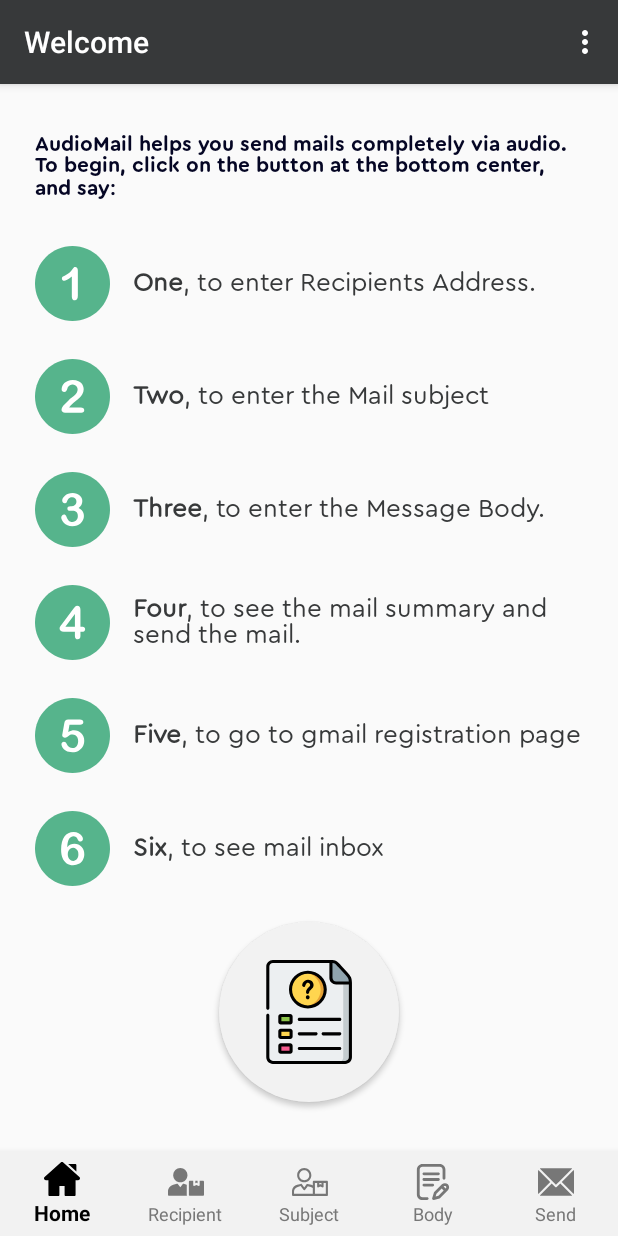
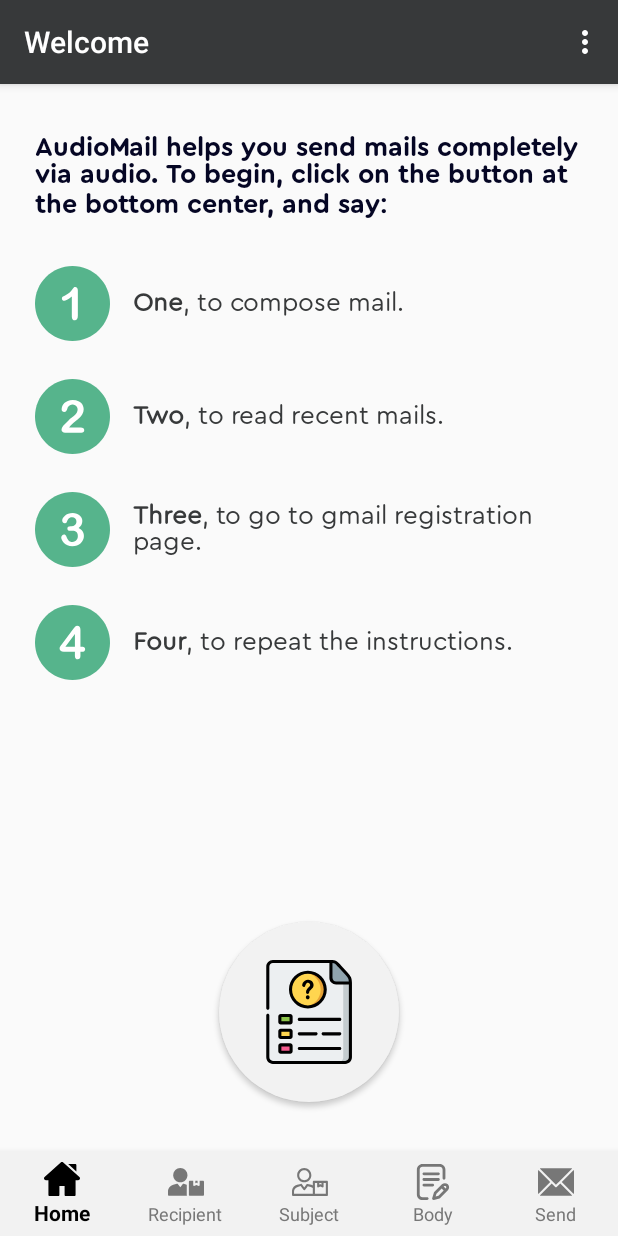
Before and after one commit to simi-aluko/audio-mail, an Android app: the HomeFragment screen opened directly, with no data from a screen before it, on a phone screen of 412 x 824 dp. Run offline under Robolectric (Android 15) with nearby library versions, the phone set to English and light mode, and no system bars; our stand-ins replace navigation-ui.

Commit message:
edited home page to contain just 4 items. Done with project

```diff
--- a/app/src/main/java/com/simileoluwaaluko/audiomail/fragments/HomeFragment.kt
+++ b/app/src/main/java/com/simileoluwaaluko/audiomail/fragments/HomeFragment.kt
@@ -69,24 +69,9 @@ class HomeFragment : Fragment(), TextToSpeech.OnInitListener, View.OnClickListen
                                     HomeFragmentDirections.recipientNavigation()
                                 findNavController().navigate(action)
                             }
-                            "2","to","two","too" -> {
-                                val action =
-                                    HomeFragmentDirections.ccNavigation()
-                                findNavController().navigate(action)
-                            }
-                            "3","three","tree" -> {
-                                val action =
-                                    HomeFragmentDirections.mailBodyNavigation()
-                                findNavController().navigate(action)
-                            }
-                            "4","four","for" -> {
-                                val action =
-                                    HomeFragmentDirections.summarySendNavigation()
-                                findNavController().navigate(action)
-                            }
-                            "5","five" -> startActivity<RegisterActivity>()
-                            "6", "six" -> startActivity<InboxActivity>()
-                            "7", "seven" -> homeFragmentViewModel.homeFragmentTextToBeSpoken.value = getString(R.string.home_tts)
+                            "2","to","two","too" -> startActivity<InboxActivity>()
+                            "3","three","tree" -> startActivity<RegisterActivity>()
+                            "4","four","for" -> homeFragmentViewModel.homeFragmentTextToBeSpoken.value = getString(R.string.home_tts)
                             else -> {
                                 homeFragmentViewModel.homeFragmentTextToBeSpoken.value = getString(
                                     R.string.unknown_command
--- a/app/src/main/res/layout/fragment_home.xml
+++ b/app/src/main/res/layout/fragment_home.xml
@@ -7,13 +7,8 @@
     android:padding="23dp"
     android:orientation="vertical">
     <TextView
-        android:layout_width="match_parent"
-        android:layout_height="wrap_content"
         android:text="@string/home_explanation_header"
-        android:layout_marginTop="10dp"
-        android:layout_marginBottom="15dp"
-        android:textColor="@color/dark_blue"
-        android:fontFamily="@font/cera_round_pro_bold"/>
+        style="@style/page_instruction_style"/>
     <androidx.core.widget.NestedScrollView
         android:layout_width="match_parent"
         android:layout_height="0dp"
@@ -65,49 +60,10 @@
             <TextView
                 android:layout_width="match_parent"
                 android:layout_height="wrap_content"
+                android:drawableStart="@drawable/ic_four"
                 android:layout_marginTop="15dp"
                 android:layout_marginBottom="10dp"
-                android:drawableStart="@drawable/ic_four"
-                android:drawablePadding="15dp"
-                android:gravity="center_vertical"
                 android:text="@string/home_instruction_four"
-                android:textSize="17sp"
-                android:textColor="@color/colorPrimaryDark"
-                android:fontFamily="@font/cera_round_pro_regular"/>
-
-            <TextView
-                android:layout_width="match_parent"
-                android:layout_height="wrap_content"
-                android:drawableStart="@drawable/ic_five"
-                android:layout_marginTop="15dp"
-                android:layout_marginBottom="10dp"
-                android:text="@string/home_instruction_five"
-                android:gravity="center_vertical"
-                android:drawablePadding="15dp"
-                android:textSize="17sp"
-                android:textColor="@color/colorPrimaryDark"
-                android:fontFamily="@font/cera_round_pro_regular"/>
-
-            <TextView
-                android:layout_width="match_parent"
-                android:layout_height="wrap_content"
-                android:drawableStart="@drawable/ic_six"
-                android:layout_marginTop="15dp"
-                android:layout_marginBottom="10dp"
-                android:text="@string/home_instruction_six"
-                android:gravity="center_vertical"
-                android:drawablePadding="15dp"
-                android:textSize="17sp"
-                android:textColor="@color/colorPrimaryDark"
-                android:fontFamily="@font/cera_round_pro_regular"/>
-
-            <TextView
-                android:layout_width="match_parent"
-                android:layout_height="wrap_content"
-                android:drawableStart="@drawable/ic_seven"
-                android:layout_marginTop="15dp"
-                android:layout_marginBottom="10dp"
-                android:text="@string/home_instruction_seven"
                 android:gravity="center_vertical"
                 android:drawablePadding="15dp"
                 android:textSize="17sp"
--- a/app/src/main/res/layout/fragment_mail_body.xml
+++ b/app/src/main/res/layout/fragment_mail_body.xml
@@ -28,7 +28,6 @@
                 android:paddingTop="15dp"
                 android:paddingBottom="15dp"
                 android:fontFamily="@font/cera_round_pro_medium"
-                android:layout_marginTop="30dp"
                 android:hint="@string/speak_the_mail_body"
                 android:textColor="@color/colorPrimaryDark"/>
             <View
--- a/app/src/main/res/layout/fragment_mail_subject.xml
+++ b/app/src/main/res/layout/fragment_mail_subject.xml
@@ -29,7 +29,6 @@
                 android:paddingTop="15dp"
                 android:paddingBottom="15dp"
                 android:fontFamily="@font/cera_round_pro_medium"
-                android:layout_marginTop="30dp"
                 android:hint="@string/speak_the_mail_s_subject"
                 android:textColor="@color/colorPrimaryDark"/>
             <View
--- a/app/src/main/res/layout/fragment_recipient.xml
+++ b/app/src/main/res/layout/fragment_recipient.xml
@@ -29,7 +29,6 @@
                 android:paddingTop="15dp"
                 android:paddingBottom="15dp"
                 android:fontFamily="@font/cera_round_pro_medium"
-                android:layout_marginTop="30dp"
                 android:hint="@string/speak_the_recipient_s_address"
                 android:textColor="@color/colorPrimaryDark"/>
             <View
--- a/app/src/main/res/layout/fragment_summary_send.xml
+++ b/app/src/main/res/layout/fragment_summary_send.xml
@@ -27,7 +27,6 @@
                 android:paddingTop="15dp"
                 android:paddingBottom="15dp"
                 android:fontFamily="@font/cera_round_pro_medium"
-                android:layout_marginTop="30dp"
                 android:hint="@string/recipient"
                 android:textColor="@color/colorPrimaryDark"/>
             <EditText
--- a/app/src/main/res/values/strings.xml
+++ b/app/src/main/res/values/strings.xml
@@ -11,13 +11,10 @@
     <!--     Home-->
     <string name="welcome_">Welcome</string>
     <string name="home_explanation_header">AudioMail helps you send mails completely via audio. To begin, click on the button at the bottom center, and say:</string>
-    <string name="home_instruction_one"><b>One</b>, to enter Recipients Address.</string>
-    <string name="home_instruction_two"><b>Two</b>, to enter the Mail subject</string>
-    <string name="home_instruction_three"><b>Three</b>, to enter the Message Body.</string>
-    <string name="home_instruction_four"><b>Four</b>, to see the mail summary and send the mail.</string>
-    <string name="home_instruction_five"><b>Five</b>, to go to gmail registration page</string>
-    <string name="home_instruction_six"><b>Six</b>, to see mail inbox</string>
-    <string name="home_instruction_seven"><b>Seven</b>, to repeat the instructions.</string>
+    <string name="home_instruction_one"><b>One</b>, to compose mail.</string>
+    <string name="home_instruction_two"><b>Two</b>, to read recent mails.</string>
+    <string name="home_instruction_three"><b>Three</b>, to go to gmail registration page.</string>
+    <string name="home_instruction_four"><b>Four</b>, to repeat the instructions.</string>
 
     <!--    Mail Recipient-->
     <string name="mail_recipient">Mail Recipient</string>
@@ -67,13 +64,10 @@
     <!--    Text to Speech-->
     <string name="home_tts">Welcome to the home page.
     AudioMail helps you send mails completely via audio. To begin, click on the button at the bottom center, and say:
-    One, to enter Recipients Address.
-    Two, to enter the mail subject.
-    Three, to enter the Message Body.
-    Four, to see the mail summary and send the mail.
-    Five, to go to gmail registration page.
-    Six, to see mail inbox.
-    Seven, to repeat the instructions.</string>
+    One, to compose mail.
+    Two, to read recent mails.
+    Three, to go to gmail registration page.
+    Four, to repeat the instructions.</string>
 
     <string name="mail_recipient_tts">Mail Recipient page.
     Clicking on the button at the bottom left, you can read out the recipient\'s address, using the button on the bottom right, you can say the commands. Say:
```
